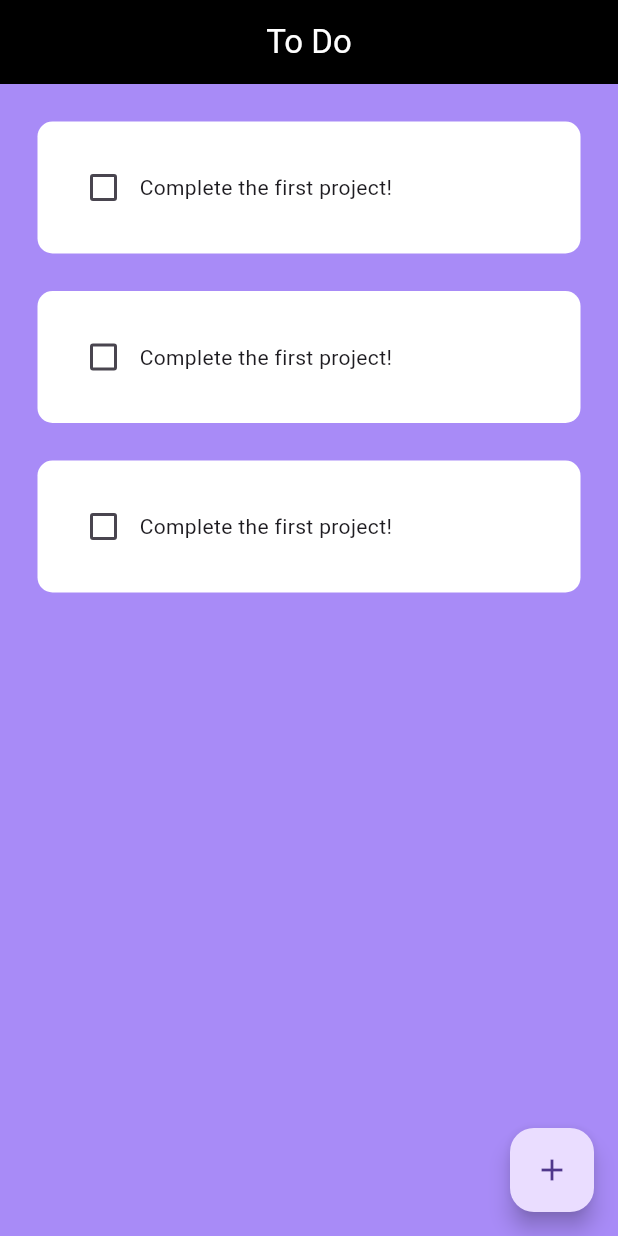
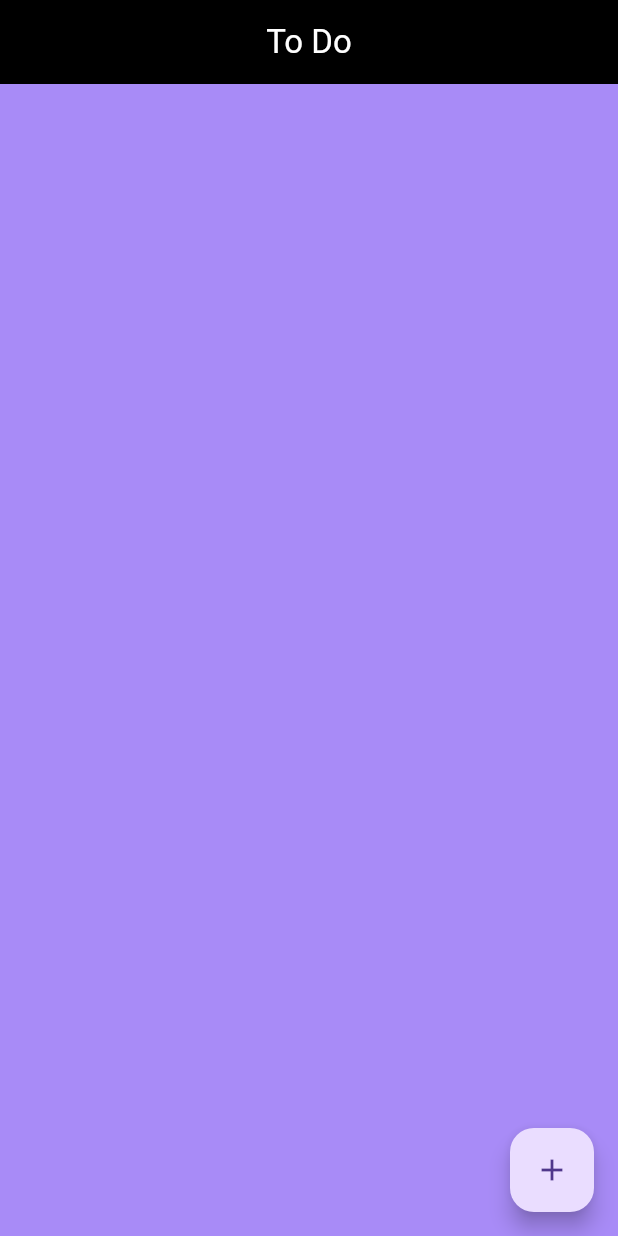
Before and after one commit to CPT-Dawn/Work-Needed-To-Do, a Flutter app: the screen it shows after launch, on a phone screen of 412 x 824 dp. Run offline on Flutter 3.47's test engine with Material 3 defaults, Android fonts, the light colour scheme and no system bars; drawn by our look-alikes of flutter_slidable.

Commit message:
made the delte icon round

```diff
--- a/lib/Pages/home_page.dart
+++ b/lib/Pages/home_page.dart
@@ -14,11 +14,7 @@ class HomePage extends StatefulWidget {
 class _HomePageState extends State<HomePage> {
   final _controller = TextEditingController();
 
-  List toDoList = [
-    ["Complete the first project!", false],
-    ["Complete the first project!", false],
-    ["Complete the first project!", false],
-  ];
+  List toDoList = [];
 
   void checkBoxChanged(bool? value, int index) {
     setState(() {
--- a/lib/Util/todo_tile.dart
+++ b/lib/Util/todo_tile.dart
@@ -31,6 +31,7 @@ class ToDoTile extends StatelessWidget {
               onPressed: deletefunction,
               icon: Icons.delete,
               backgroundColor: const Color.fromARGB(255, 230, 37, 23),
+              borderRadius: BorderRadius.circular(12),
             )
           ],
         ),
```
